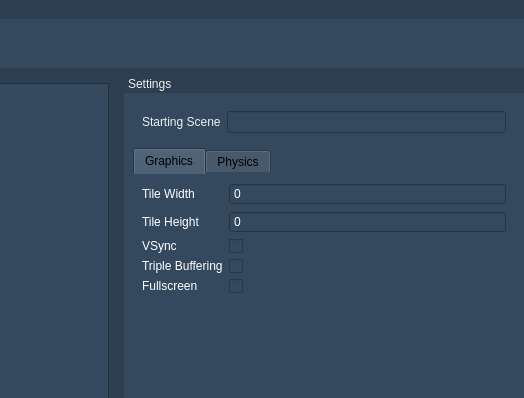
First picture: the form in bin/ProjectEditor.ui, repository Tristeon/Tristeon, before the edit; both pictures show x 436 to 960 and y 0 to 398 of the 960 by 540 pixel window.
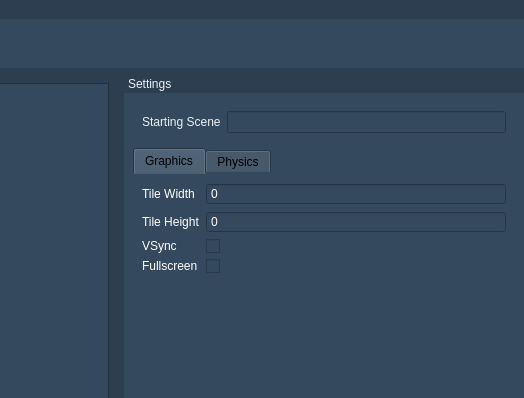
Second picture: the form after the edit. Icons and pictures are not drawn.

Diff of the .ui file:
```diff
--- a/bin/ProjectEditor.ui
+++ b/bin/ProjectEditor.ui
@@ -810,27 +810,13 @@
                 </widget>
                </item>
                <item row="3" column="0">
-                <widget class="QLabel" name="triple_buffering">
-                 <property name="text">
-                  <string>Triple Buffering</string>
-                 </property>
-                </widget>
-               </item>
-               <item row="3" column="1">
-                <widget class="QCheckBox" name="triple_buffering_field">
-                 <property name="text">
-                  <string/>
-                 </property>
-                </widget>
-               </item>
-               <item row="4" column="0">
                 <widget class="QLabel" name="fullscreen">
                  <property name="text">
                   <string>Fullscreen</string>
                  </property>
                 </widget>
                </item>
-               <item row="4" column="1">
+               <item row="3" column="1">
                 <widget class="QCheckBox" name="fullscreen_field">
                  <property name="text">
                   <string/>
```
Left out of the diff: 72 changed lines with no effect on the pictures.
